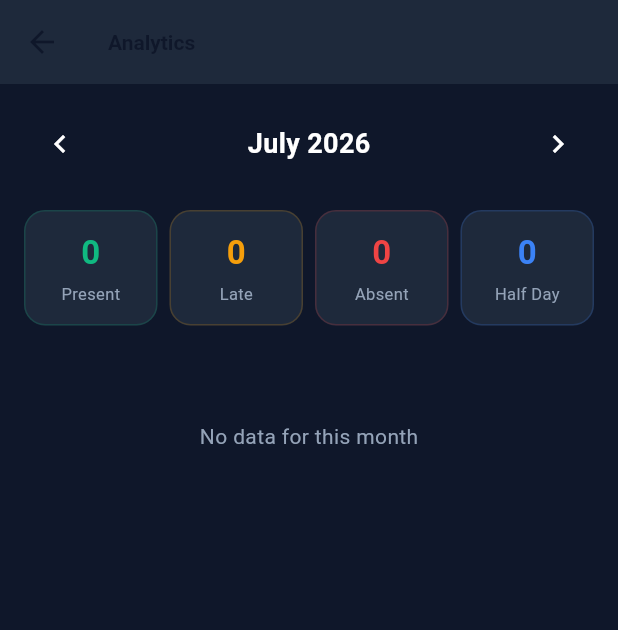
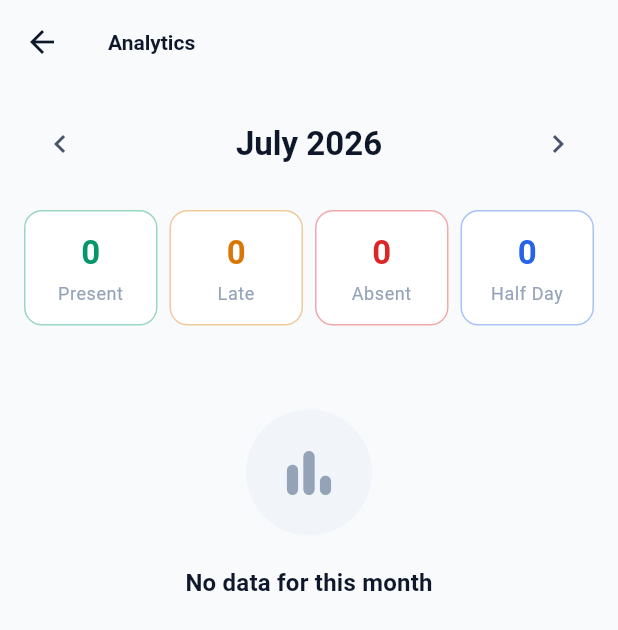
Before and after one commit to Aniudupa15/WorkTrack, a Flutter app: the AdminAnalytics screen opened directly, on a phone screen of 412 x 824 dp. Shown: the top 630 px of the screen. Run offline on Flutter 3.47's test engine with Material 3 defaults, Android fonts, the phone set to English and light mode, and no system bars; our stand-ins replace cloud_firestore, cloud_functions, firebase_auth, firebase_core, firebase_messaging, firebase_storage and 8 more; accounts and stored records are empty.

Commit message:
refactor: clean up device streaming XML and improve admin analytics UI

```diff
--- a/attendance_app/lib/features/admin/admin_analytics.dart
+++ b/attendance_app/lib/features/admin/admin_analytics.dart
@@ -1,14 +1,20 @@
+import 'package:fl_chart/fl_chart.dart';
 import 'package:flutter/material.dart';
+import 'package:intl/intl.dart';
 import 'package:provider/provider.dart';
-import 'package:intl/intl.dart';
-import 'package:fl_chart/fl_chart.dart';
+
 import 'package:attendance_app/core/di/injection.dart';
+import 'package:attendance_app/core/theme/app_colors.dart';
+import 'package:attendance_app/core/theme/app_spacing.dart';
+import 'package:attendance_app/core/widgets/app_loader.dart';
+import 'package:attendance_app/core/widgets/empty_state.dart';
+import 'package:attendance_app/data/models/attendance_model.dart';
 import 'package:attendance_app/domain/repositories/attendance_repository.dart';
-import 'package:attendance_app/data/models/attendance_model.dart';
 import 'package:attendance_app/features/shared/user_provider.dart';
 
 class AdminAnalytics extends StatefulWidget {
   const AdminAnalytics({super.key});
+
   @override
   State<AdminAnalytics> createState() => _AdminAnalyticsState();
 }
@@ -31,99 +37,78 @@ class _AdminAnalyticsState extends State<AdminAnalytics> {
         Provider.of<UserProvider>(context, listen: false).company?.id ?? '';
     final ym = DateFormat('yyyy-MM').format(_selectedMonth);
     _records = await _attendance.getAttendanceForMonth(companyId, ym);
-    setState(() => _loading = false);
+    if (mounted) setState(() => _loading = false);
   }
 
   void _changeMonth(int delta) {
     setState(() {
-      _selectedMonth = DateTime(
-        _selectedMonth.year,
-        _selectedMonth.month + delta,
-      );
+      _selectedMonth =
+          DateTime(_selectedMonth.year, _selectedMonth.month + delta);
     });
     _loadData();
   }
 
   @override
   Widget build(BuildContext context) {
+    final colors = context.colors;
     final present = _records.where((r) => r.status == 'present').length;
     final late = _records.where((r) => r.status == 'late').length;
     final absent = _records.where((r) => r.status == 'absent').length;
     final halfDay = _records.where((r) => r.status == 'half_day').length;
     final total = _records.length;
 
+    final segments = <_Segment>[
+      _Segment('Present', present, colors.success),
+      _Segment('Late', late, colors.warning),
+      _Segment('Absent', absent, colors.danger),
+      _Segment('Half Day', halfDay, colors.info),
+    ];
+
     return Scaffold(
-      backgroundColor: const Color(0xFF0F172A),
-      appBar: AppBar(
-        title: const Text('Analytics'),
-        backgroundColor: const Color(0xFF1E293B),
-      ),
+      appBar: AppBar(title: const Text('Analytics')),
       body: _loading
-          ? const Center(
-              child: CircularProgressIndicator(color: Color(0xFF6366F1)),
-            )
+          ? const AppLoader()
           : SingleChildScrollView(
-              padding: const EdgeInsets.all(16),
+              padding: const EdgeInsets.all(AppSpacing.lg),
               child: Column(
                 children: [
-                  // Month selector
                   Row(
                     mainAxisAlignment: MainAxisAlignment.spaceBetween,
                     children: [
                       IconButton(
                         onPressed: () => _changeMonth(-1),
-                        icon: const Icon(
-                          Icons.chevron_left,
-                          color: Colors.white,
-                        ),
+                        icon: const Icon(Icons.chevron_left),
                       ),
                       Text(
                         DateFormat('MMMM yyyy').format(_selectedMonth),
-                        style: const TextStyle(
-                          color: Colors.white,
-                          fontSize: 18,
-                          fontWeight: FontWeight.bold,
-                        ),
+                        style: Theme.of(context).textTheme.titleLarge,
                       ),
                       IconButton(
                         onPressed: () => _changeMonth(1),
-                        icon: const Icon(
-                          Icons.chevron_right,
-                          color: Colors.white,
-                        ),
+                        icon: const Icon(Icons.chevron_right),
                       ),
                     ],
                   ),
-                  const SizedBox(height: 20),
-
-                  // Summary cards
+                  const SizedBox(height: AppSpacing.xl),
                   Row(
                     children: [
-                      _statCard('Present', present, const Color(0xFF10B981)),
-                      const SizedBox(width: 8),
-                      _statCard('Late', late, const Color(0xFFF59E0B)),
-                      const SizedBox(width: 8),
-                      _statCard('Absent', absent, const Color(0xFFEF4444)),
-                      const SizedBox(width: 8),
-                      _statCard('Half Day', halfDay, const Color(0xFF3B82F6)),
+                      for (final s in segments) ...[
+                        _statCard(s),
+                        if (s != segments.last)
+                          const SizedBox(width: AppSpacing.sm),
+                      ],
                     ],
                   ),
-                  const SizedBox(height: 24),
-
-                  // Pie chart
+                  const SizedBox(height: AppSpacing.xxl),
                   if (total > 0) ...[
-                    const Align(
+                    Align(
                       alignment: Alignment.centerLeft,
                       child: Text(
                         'Attendance Distribution',
-                        style: TextStyle(
-                          color: Colors.white,
-                          fontSize: 16,
-                          fontWeight: FontWeight.bold,
-                        ),
+                        style: Theme.of(context).textTheme.titleMedium,
                       ),
                     ),
-                    const SizedBox(height: 16),
+                    const SizedBox(height: AppSpacing.lg),
                     SizedBox(
                       height: 200,
                       child: PieChart(
@@ -131,79 +116,33 @@ class _AdminAnalyticsState extends State<AdminAnalytics> {
                           sectionsSpace: 2,
                           centerSpaceRadius: 40,
                           sections: [
-                            if (present > 0)
-                              PieChartSectionData(
-                                value: present.toDouble(),
-                                title: '$present',
-                                color: const Color(0xFF10B981),
-                                radius: 50,
-                                titleStyle: const TextStyle(
-                                  color: Colors.white,
-                                  fontSize: 12,
-                                  fontWeight: FontWeight.bold,
+                            for (final s in segments)
+                              if (s.count > 0)
+                                PieChartSectionData(
+                                  value: s.count.toDouble(),
+                                  title: '${s.count}',
+                                  color: s.color,
+                                  radius: 50,
+                                  titleStyle: TextStyle(
+                                    color: colors.onBrand,
+                                    fontSize: 12,
+                                    fontWeight: FontWeight.bold,
+                                  ),
                                 ),
-                              ),
-                            if (late > 0)
-                              PieChartSectionData(
-                                value: late.toDouble(),
-                                title: '$late',
-                                color: const Color(0xFFF59E0B),
-                                radius: 50,
-                                titleStyle: const TextStyle(
-                                  color: Colors.white,
-                                  fontSize: 12,
-                                  fontWeight: FontWeight.bold,
-                                ),
-                              ),
-                            if (absent > 0)
-                              PieChartSectionData(
-                                value: absent.toDouble(),
-                                title: '$absent',
-                                color: const Color(0xFFEF4444),
-                                radius: 50,
-                                titleStyle: const TextStyle(
-                                  color: Colors.white,
-                                  fontSize: 12,
-                                  fontWeight: FontWeight.bold,
-                                ),
-                              ),
-                            if (halfDay > 0)
-                              PieChartSectionData(
-                                value: halfDay.toDouble(),
-                                title: '$halfDay',
-                                color: const Color(0xFF3B82F6),
-                                radius: 50,
-                                titleStyle: const TextStyle(
-                                  color: Colors.white,
-                                  fontSize: 12,
-                                  fontWeight: FontWeight.bold,
-                                ),
-                              ),
                           ],
                         ),
                       ),
                     ),
-                    const SizedBox(height: 20),
-                    // Legend
+                    const SizedBox(height: AppSpacing.xl),
                     Wrap(
-                      spacing: 16,
-                      runSpacing: 8,
-                      children: [
-                        _legend('Present', const Color(0xFF10B981)),
-                        _legend('Late', const Color(0xFFF59E0B)),
-                        _legend('Absent', const Color(0xFFEF4444)),
-                        _legend('Half Day', const Color(0xFF3B82F6)),
-                      ],
+                      spacing: AppSpacing.lg,
+                      runSpacing: AppSpacing.sm,
+                      children: [for (final s in segments) _legend(s)],
                     ),
                   ] else
-                    const Center(
-                      child: Padding(
-                        padding: EdgeInsets.all(40),
-                        child: Text(
-                          'No data for this month',
-                          style: TextStyle(color: Color(0xFF94A3B8)),
-                        ),
-                      ),
+                    const EmptyState(
+                      icon: Icons.bar_chart_rounded,
+                      title: 'No data for this month',
                     ),
                 ],
               ),
@@ -211,29 +150,31 @@ class _AdminAnalyticsState extends State<AdminAnalytics> {
     );
   }
 
-  Widget _statCard(String label, int count, Color color) {
+  Widget _statCard(_Segment s) {
+    final colors = context.colors;
     return Expanded(
       child: Container(
-        padding: const EdgeInsets.all(12),
+        padding: const EdgeInsets.all(AppSpacing.md),
         decoration: BoxDecoration(
-          color: const Color(0xFF1E293B),
-          borderRadius: BorderRadius.circular(14),
-          border: Border.all(color: color.withAlpha(50)),
+          color: colors.surface,
+          borderRadius: BorderRadius.circular(AppRadius.md),
+          border: Border.all(color: s.color.withValues(alpha: 0.4)),
         ),
         child: Column(
           children: [
             Text(
-              '$count',
+              '${s.count}',
               style: TextStyle(
-                color: color,
+                color: s.color,
                 fontSize: 22,
                 fontWeight: FontWeight.bold,
               ),
             ),
-            const SizedBox(height: 4),
+            const SizedBox(height: AppSpacing.xs),
             Text(
-              label,
-              style: const TextStyle(color: Color(0xFF94A3B8), fontSize: 11),
+              s.label,
+              style: Theme.of(context).textTheme.bodySmall,
+              textAlign: TextAlign.center,
             ),
           ],
         ),
@@ -241,21 +182,26 @@ class _AdminAnalyticsState extends State<AdminAnalytics> {
     );
   }
 
-  Widget _legend(String label, Color color) {
+  Widget _legend(_Segment s) {
     return Row(
       mainAxisSize: MainAxisSize.min,
       children: [
         Container(
           width: 12,
           height: 12,
-          decoration: BoxDecoration(color: color, shape: BoxShape.circle),
+          decoration: BoxDecoration(color: s.color, shape: BoxShape.circle),
         ),
-        const SizedBox(width: 6),
-        Text(
-          label,
-          style: const TextStyle(color: Color(0xFF94A3B8), fontSize: 12),
-        ),
+        const SizedBox(width: AppSpacing.xs),
+        Text(s.label, style: Theme.of(context).textTheme.bodySmall),
       ],
     );
   }
 }
+
+class _Segment {
+  const _Segment(this.label, this.count, this.color);
+
+  final String label;
+  final int count;
+  final Color color;
+}
```
Also changed, not shown: attendance_app/lib/features/admin/attendance_logs.dart (+69 -132 lines).
